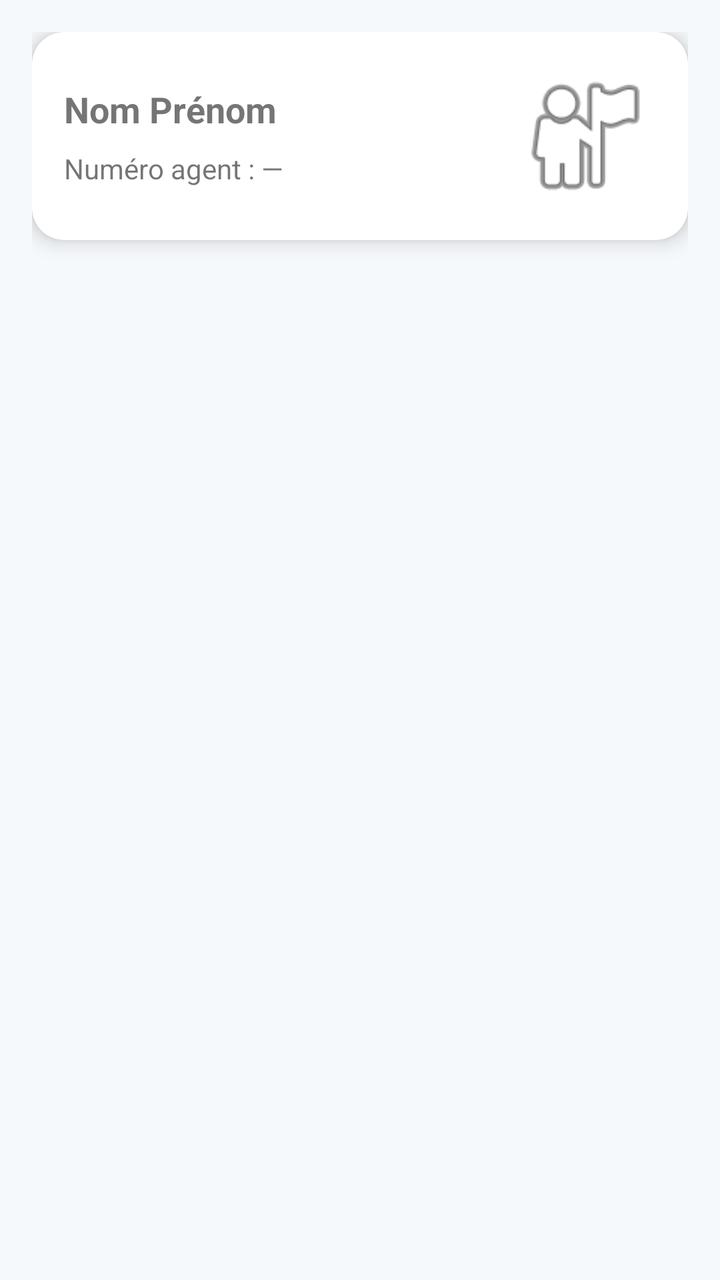
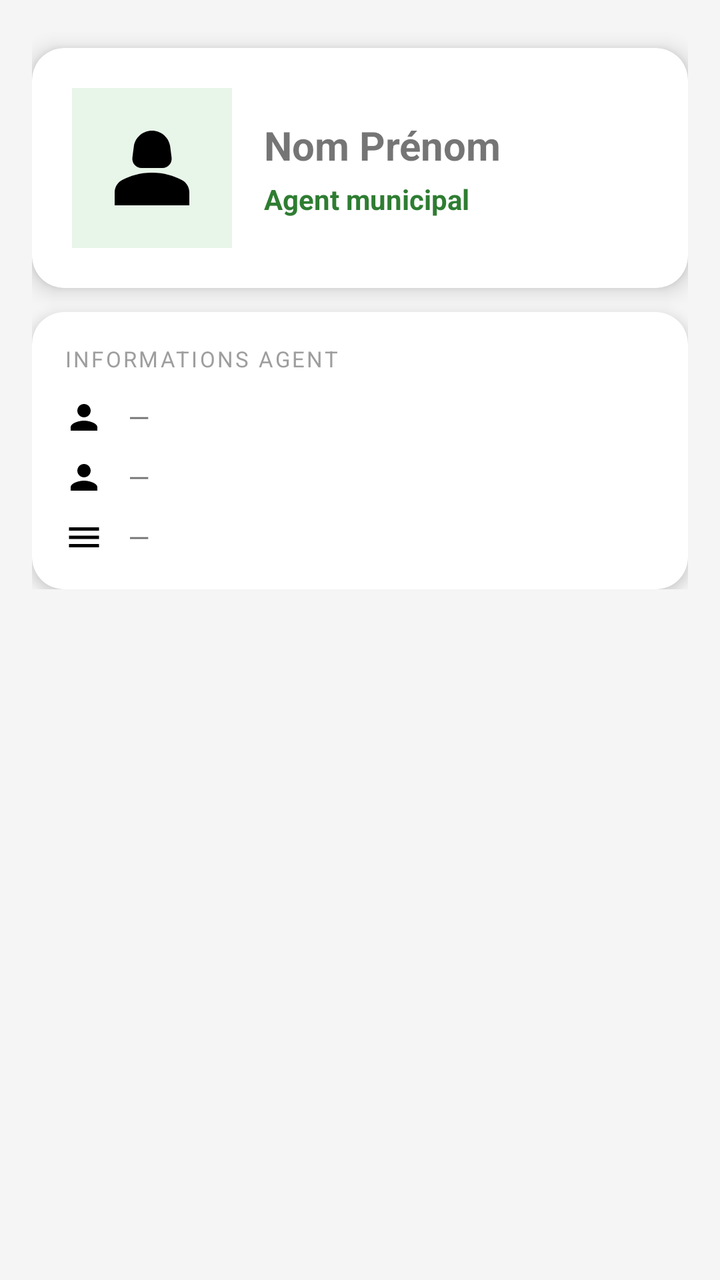

Compare the two renders of this Android layout. The source of the first and the diff that turns it into the second are given below.
<!-- AndroidManifest.xml: application theme Theme.CitoyenActif.NoActionBar -->
<!-- res/layout/agent_profil_fragment.xml -->
<?xml version="1.0" encoding="utf-8"?>
<layout xmlns:android="http://schemas.android.com/apk/res/android"
    xmlns:app="http://schemas.android.com/apk/res-auto">

    <data />

    <androidx.constraintlayout.widget.ConstraintLayout
        android:layout_width="match_parent"
        android:layout_height="match_parent"
        android:padding="16dp">

        <com.google.android.material.card.MaterialCardView
            android:id="@+id/cardAgent"
            android:layout_width="0dp"
            android:layout_height="wrap_content"
            app:cardCornerRadius="16dp"
            app:cardElevation="6dp"
            app:layout_constraintTop_toTopOf="parent"
            app:layout_constraintStart_toStartOf="parent"
            app:layout_constraintEnd_toEndOf="parent">

            <androidx.constraintlayout.widget.ConstraintLayout
                android:layout_width="match_parent"
                android:layout_height="wrap_content"
                android:padding="16dp">

                <LinearLayout
                    android:id="@+id/infoColumn"
                    android:layout_width="0dp"
                    android:layout_height="wrap_content"
                    android:orientation="vertical"
                    android:layout_marginEnd="12dp"
                    app:layout_constraintStart_toStartOf="parent"
                    app:layout_constraintTop_toTopOf="parent"
                    app:layout_constraintBottom_toBottomOf="parent"
                    app:layout_constraintEnd_toStartOf="@id/imgAgent">

                    <TextView
                        android:id="@+id/tvAgentName"
                        android:layout_width="wrap_content"
                        android:layout_height="wrap_content"
                        android:text="Nom Prénom"
                        android:textStyle="bold"
                        android:textSize="18sp" />

                    <TextView
                        android:id="@+id/tvAgentNumber"
                        android:layout_width="wrap_content"
                        android:layout_height="wrap_content"
                        android:text="Numéro agent : —"
                        android:layout_marginTop="8dp" />
                </LinearLayout>

                <ImageView
                    android:id="@+id/imgAgent"
                    android:layout_width="72dp"
                    android:layout_height="72dp"
                    android:src="@android:drawable/ic_menu_myplaces"
                    android:contentDescription="Icon agent"
                    android:scaleType="centerCrop"
                    app:layout_constraintEnd_toEndOf="parent"
                    app:layout_constraintTop_toTopOf="parent"
                    app:layout_constraintBottom_toBottomOf="parent" />

            </androidx.constraintlayout.widget.ConstraintLayout>

        </com.google.android.material.card.MaterialCardView>

    </androidx.constraintlayout.widget.ConstraintLayout>
</layout>
<!-- resources referenced by this layout -->
<resources>
  <style name="Theme.CitoyenActif.NoActionBar" parent="Theme.MaterialComponents.DayNight.NoActionBar">
  
          
          <item name="colorPrimary">@color/sky_blue</item>
          <item name="colorPrimaryVariant">@color/sky_blue_dark</item>
          <item name="colorSecondary">@color/accent_teal</item>
  
          
          <item name="android:windowBackground">@color/app_background</item>
  
          
          <item name="android:textColorPrimary">@color/text_primary</item>
          <item name="android:textColorSecondary">@color/text_secondary</item>
  
          
          <item name="android:statusBarColor">@color/sky_blue_dark</item>
      </style>
  <color name="sky_blue">#4FC3F7</color>
  <color name="sky_blue_dark">#0288D1</color>
  <color name="accent_teal">#26C6DA</color>
  <color name="app_background">#F6F9FC</color>
  <color name="text_primary">#102A43</color>
  <color name="text_secondary">#486581</color>
</resources>

<!-- the commit's change to res/layout/agent_profil_fragment.xml (unified diff, before → after) -->
@@ -4,67 +4,180 @@
 
     <data />
 
-    <androidx.constraintlayout.widget.ConstraintLayout
+    <ScrollView
         android:layout_width="match_parent"
         android:layout_height="match_parent"
-        android:padding="16dp">
+        android:background="#F5F5F5">
 
-        <com.google.android.material.card.MaterialCardView
-            android:id="@+id/cardAgent"
-            android:layout_width="0dp"
+        <androidx.constraintlayout.widget.ConstraintLayout
+            android:layout_width="match_parent"
             android:layout_height="wrap_content"
-            app:cardCornerRadius="16dp"
-            app:cardElevation="6dp"
-            app:layout_constraintTop_toTopOf="parent"
-            app:layout_constraintStart_toStartOf="parent"
-            app:layout_constraintEnd_toEndOf="parent">
+            android:padding="16dp">
 
-            <androidx.constraintlayout.widget.ConstraintLayout
-                android:layout_width="match_parent"
+            
+            <com.google.android.material.card.MaterialCardView
+                android:id="@+id/cardAvatar"
+                android:layout_width="0dp"
                 android:layout_height="wrap_content"
-                android:padding="16dp">
+                android:layout_marginTop="8dp"
+                app:cardCornerRadius="16dp"
+                app:cardElevation="6dp"
+                app:layout_constraintTop_toTopOf="parent"
+                app:layout_constraintStart_toStartOf="parent"
+                app:layout_constraintEnd_toEndOf="parent">
 
                 <LinearLayout
-                    android:id="@+id/infoColumn"
-                    android:layout_width="0dp"
+                    android:layout_width="match_parent"
+                    android:layout_height="wrap_content"
+                    android:orientation="horizontal"
+                    android:padding="20dp"
+                    android:gravity="center_vertical">
+
+                    
+                    <ImageView
+                        android:layout_width="80dp"
+                        android:layout_height="80dp"
+                        android:src="@drawable/baseline_person_2_24"
+                        android:contentDescription="Photo profil"
+                        android:scaleType="fitCenter"
+                        android:background="#E8F5E9"
+                        android:padding="12dp" />
+
+                    
+                    <LinearLayout
+                        android:layout_width="0dp"
+                        android:layout_weight="1"
+                        android:layout_height="wrap_content"
+                        android:orientation="vertical"
+                        android:layout_marginStart="16dp">
+
+                        <TextView
+                            android:id="@+id/tvAgentFullName"
+                            android:layout_width="wrap_content"
+                            android:layout_height="wrap_content"
+                            android:text="Nom Prénom"
+                            android:textStyle="bold"
+                            android:textSize="20sp" />
+
+                        <TextView
+                            android:id="@+id/tvAgentRole"
+                            android:layout_width="wrap_content"
+                            android:layout_height="wrap_content"
+                            android:text="Agent municipal"
+                            android:textColor="#2E7D32"
+                            android:textStyle="bold"
+                            android:layout_marginTop="4dp" />
+
+                    </LinearLayout>
+
+                </LinearLayout>
+
+            </com.google.android.material.card.MaterialCardView>
+
+            
+            <com.google.android.material.card.MaterialCardView
+                android:id="@+id/cardDetails"
+                android:layout_width="0dp"
+                android:layout_height="wrap_content"
+                android:layout_marginTop="12dp"
+                app:cardCornerRadius="16dp"
+                app:cardElevation="4dp"
+                app:layout_constraintTop_toBottomOf="@id/cardAvatar"
+                app:layout_constraintStart_toStartOf="parent"
+                app:layout_constraintEnd_toEndOf="parent">
+
+                <LinearLayout
+                    android:layout_width="match_parent"
                     android:layout_height="wrap_content"
                     android:orientation="vertical"
-                    android:layout_marginEnd="12dp"
-                    app:layout_constraintStart_toStartOf="parent"
-                    app:layout_constraintTop_toTopOf="parent"
-                    app:layout_constraintBottom_toBottomOf="parent"
-                    app:layout_constraintEnd_toStartOf="@id/imgAgent">
+                    android:padding="16dp">
 
+                    
                     <TextView
-                        android:id="@+id/tvAgentName"
                         android:layout_width="wrap_content"
                         android:layout_height="wrap_content"
-                        android:text="Nom Prénom"
-                        android:textStyle="bold"
-                        android:textSize="18sp" />
+                        android:text="INFORMATIONS AGENT"
+                        android:textSize="11sp"
+                        android:textColor="#9E9E9E"
+                        android:letterSpacing="0.1"
+                        android:layout_marginBottom="12dp" />
 
-                    <TextView
-                        android:id="@+id/tvAgentNumber"
-                        android:layout_width="wrap_content"
+                    
+                    <LinearLayout
+                        android:layout_width="match_parent"
                         android:layout_height="wrap_content"
-                        android:text="Numéro agent : —"
-                        android:layout_marginTop="8dp" />
+                        android:orientation="horizontal"
+                        android:gravity="center_vertical"
+                        android:layout_marginBottom="10dp">
+
+                        <ImageView
+                            android:layout_width="20dp"
+                            android:layout_height="20dp"
+                            android:src="@drawable/baseline_person_24"
+                            android:contentDescription="nom" />
+
+                        <TextView
+                            android:id="@+id/tvAgentName"
+                            android:layout_width="0dp"
+                            android:layout_weight="1"
+                            android:layout_height="wrap_content"
+                            android:text="—"
+                            android:layout_marginStart="12dp" />
+
+                    </LinearLayout>
+
+                    
+                    <LinearLayout
+                        android:layout_width="match_parent"
+                        android:layout_height="wrap_content"
+                        android:orientation="horizontal"
+                        android:gravity="center_vertical"
+                        android:layout_marginBottom="10dp">
+
+                        <ImageView
+                            android:layout_width="20dp"
+                            android:layout_height="20dp"
+                            android:src="@drawable/baseline_person_24"
+                            android:contentDescription="prénom" />
+
+                        <TextView
+                            android:id="@+id/tvAgentFirstName"
+                            android:layout_width="0dp"
+                            android:layout_weight="1"
+                            android:layout_height="wrap_content"
+                            android:text="—"
+                            android:layout_marginStart="12dp" />
+
+                    </LinearLayout>
+
+                    
+                    <LinearLayout
+                        android:layout_width="match_parent"
+                        android:layout_height="wrap_content"
+                        android:orientation="horizontal"
+                        android:gravity="center_vertical">
+
+                        <ImageView
+                            android:layout_width="20dp"
+                            android:layout_height="20dp"
+                            android:src="@drawable/baseline_menu_24"
+                            android:contentDescription="matricule" />
+
+                        <TextView
+                            android:id="@+id/tvAgentNumber"
+                            android:layout_width="0dp"
+                            android:layout_weight="1"
+                            android:layout_height="wrap_content"
+                            android:text="—"
+                            android:layout_marginStart="12dp" />
+
+                    </LinearLayout>
+
                 </LinearLayout>
 
-                <ImageView
-                    android:id="@+id/imgAgent"
-                    android:layout_width="72dp"
-                    android:layout_height="72dp"
-                    android:src="@android:drawable/ic_menu_myplaces"
-                    android:contentDescription="Icon agent"
-                    android:scaleType="centerCrop"
-                    app:layout_constraintEnd_toEndOf="parent"
-                    app:layout_constraintTop_toTopOf="parent"
-                    app:layout_constraintBottom_toBottomOf="parent" />
+            </com.google.android.material.card.MaterialCardView>
 
-            </androidx.constraintlayout.widget.ConstraintLayout>
+        </androidx.constraintlayout.widget.ConstraintLayout>
 
-        </com.google.android.material.card.MaterialCardView>
-
-    </androidx.constraintlayout.widget.ConstraintLayout>
+    </ScrollView>
 </layout>
<!-- resource entries referenced after the edit -->
@@ -1,5 +1,25 @@
 <!-- resources referenced by this layout -->
 <resources>
+  <!-- drawable baseline_menu_24 (drawable) -->
+  <vector xmlns:android="http://schemas.android.com/apk/res/android" android:height="24dp" android:tint="#000000" android:viewportHeight="24" android:viewportWidth="24" android:width="24dp">
+        
+      <path android:fillColor="@android:color/white" android:pathData="M3,18h18v-2L3,16v2zM3,13h18v-2L3,11v2zM3,6v2h18L21,6L3,6z"/>
+      
+  </vector>
+  <!-- drawable baseline_person_24 (drawable) -->
+  <vector xmlns:android="http://schemas.android.com/apk/res/android" android:height="24dp" android:tint="#000000" android:viewportHeight="24" android:viewportWidth="24" android:width="24dp">
+        
+      <path android:fillColor="@android:color/white" android:pathData="M12,12c2.21,0 4,-1.79 4,-4s-1.79,-4 -4,-4 -4,1.79 -4,4 1.79,4 4,4zM12,14c-2.67,0 -8,1.34 -8,4v2h16v-2c0,-2.66 -5.33,-4 -8,-4z"/>
+      
+  </vector>
+  <!-- drawable baseline_person_2_24 (drawable) -->
+  <vector xmlns:android="http://schemas.android.com/apk/res/android" android:height="24dp" android:tint="#000000" android:viewportHeight="24" android:viewportWidth="24" android:width="24dp">
+        
+      <path android:fillColor="@android:color/white" android:pathData="M18.39,14.56C16.71,13.7 14.53,13 12,13c-2.53,0 -4.71,0.7 -6.39,1.56C4.61,15.07 4,16.1 4,17.22V20h16v-2.78C20,16.1 19.39,15.07 18.39,14.56z"/>
+        
+      <path android:fillColor="@android:color/white" android:pathData="M9.78,12h4.44c1.21,0 2.14,-1.06 1.98,-2.26l-0.32,-2.45C15.57,5.39 13.92,4 12,4S8.43,5.39 8.12,7.29L7.8,9.74C7.64,10.94 8.57,12 9.78,12z"/>
+      
+  </vector>
   <style name="Theme.CitoyenActif.NoActionBar" parent="Theme.MaterialComponents.DayNight.NoActionBar">
   
           
